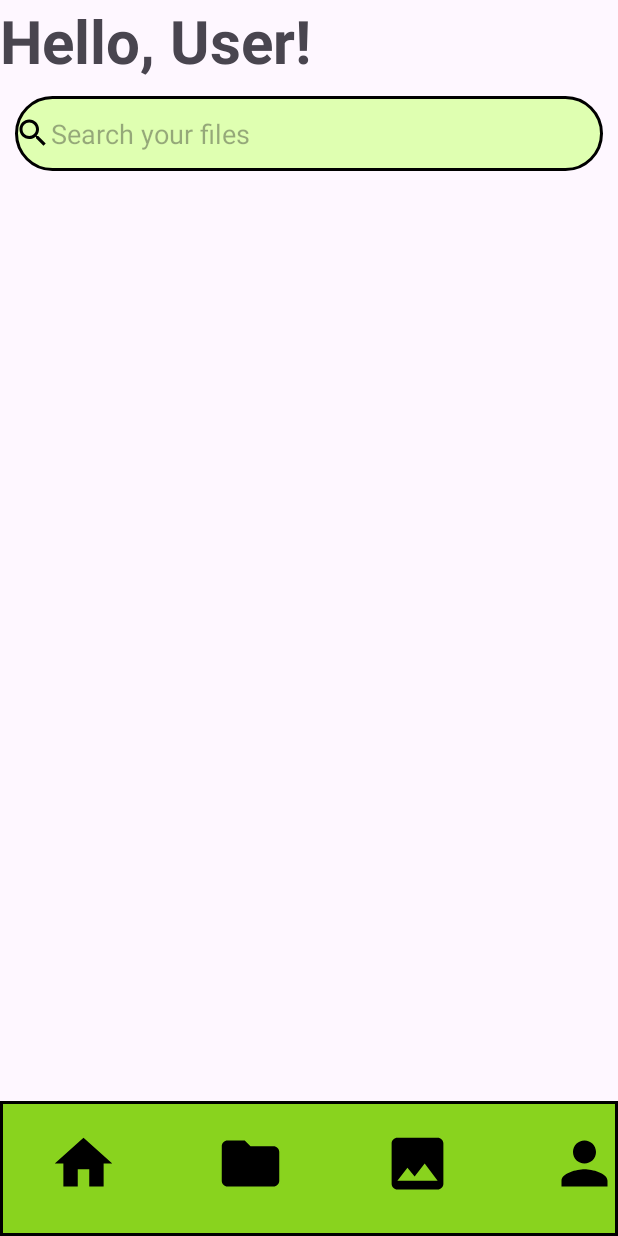
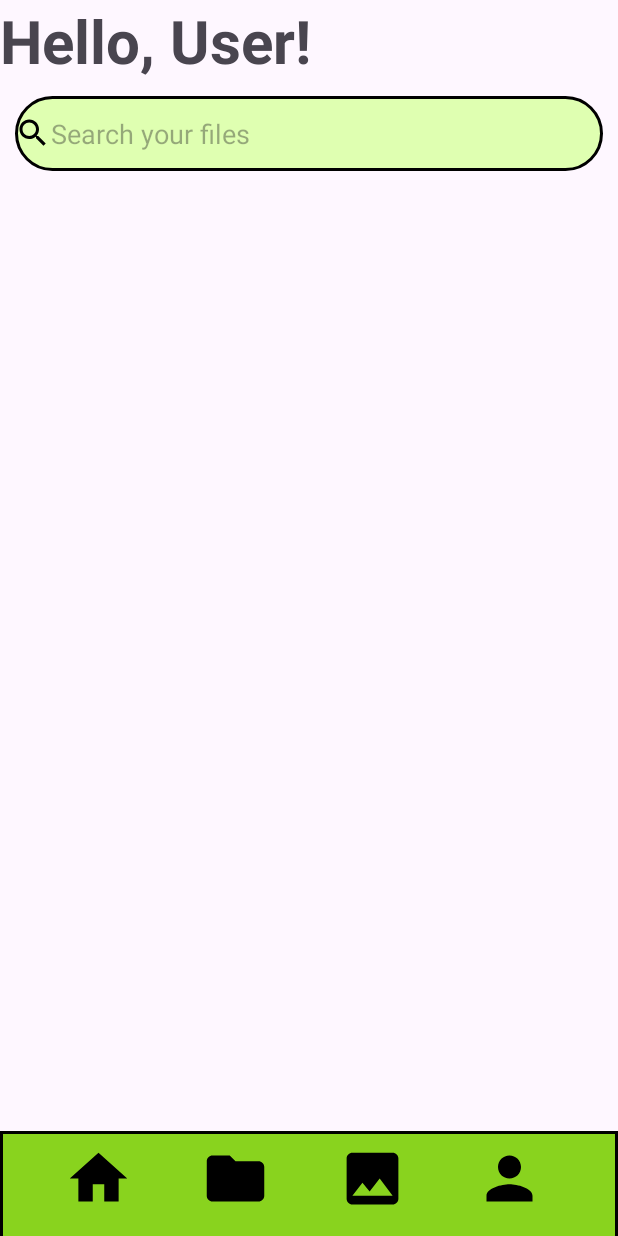
Before and after one commit to ManokManokManok/SnapVault, an Android app built with Jetpack Compose: the WelcomeActivity screen opened directly, with no data from a screen before it, on a phone screen of 412 x 824 dp. Run offline under Robolectric (Android 15) with nearby library versions, the phone set to English and light mode, and no system bars.

Commit message:
better error handling for signup, validation and checking for signup php

```diff
--- a/app/src/main/java/com/example/snapvault_mk1/signup.kt
+++ b/app/src/main/java/com/example/snapvault_mk1/signup.kt
@@ -23,7 +23,7 @@ import retrofit2.http.POST
 
 interface ApiService {
     @FormUrlEncoded
-    @POST("signup.php") //DAPAT ITO YUNG SA PHP SHIT MO
+    @POST("signup.php") // Make sure this points to your PHP script
     fun signup(
         @Field("email") email: String,
         @Field("username") username: String,
@@ -53,7 +53,7 @@ class signup : AppCompatActivity() {
         val main = findViewById<ConstraintLayout>(R.id.main)
         val heightOfScreen = Resources.getSystem().displayMetrics.heightPixels
 
-        //DITO YUNG MGA VALUES NYA. NILAGAY KO ULI PRA MINSANANG CALL HAYAAN NYO NA YUNG WARNING
+        // Setup views
         val popup = listOf<View>(
             findViewById(R.id.background),
             findViewById(R.id.email),
@@ -65,10 +65,9 @@ class signup : AppCompatActivity() {
             findViewById(R.id.signupButton),
             findViewById(R.id.dhac),
             findViewById(R.id.signin)
-
         )
 
-        // DITO YUNG SA AUTO START NG ANIMATION
+        // Dito YUNG MGA VALUES NYA
         popup.forEach { it.visibility = View.GONE }
 
         if (!isPopupShown) {
@@ -95,7 +94,6 @@ class signup : AppCompatActivity() {
             startActivity(intent)
         }
 
-
         passwordEditText.setOnTouchListener { v, event ->
             val DRAWABLE_RIGHT = 2
 
@@ -116,7 +114,6 @@ class signup : AppCompatActivity() {
         }
     }
 
-    //DITO YUNG DUN SA ANIMATION NG PAG TAAS
     private fun showPopup(popupViews: List<View>, heightOfScreen: Int) {
         popupViews.forEach { view ->
             view.visibility = View.VISIBLE
@@ -154,11 +151,19 @@ class signup : AppCompatActivity() {
         apiService.signup(email, username, password).enqueue(object : Callback<ResponseBody> {
             override fun onResponse(call: Call<ResponseBody>, response: retrofit2.Response<ResponseBody>) {
                 if (response.isSuccessful) {
+                    // MADE IT SO THAT CHAKA LANG NYA SABIHIN IF WALANG ERROR
                     Toast.makeText(this@signup, "Signup successful!", Toast.LENGTH_SHORT).show()
                     val intent = Intent(this@signup, Login::class.java)
                     startActivity(intent)
                 } else {
-                    Toast.makeText(this@signup, "Signup failed: ${response.message()}", Toast.LENGTH_SHORT).show()
+                    // DITO KINU KUHA NYA YUNG ERROR RESPONSE NG .PHP FILES NATIN
+                    response.errorBody()?.let { errorBody ->
+                        // Use a Toast to show the error message from the PHP backend
+                        Toast.makeText(this@signup, errorBody.string(), Toast.LENGTH_SHORT).show()
+                    } ?: run {
+                        // ITO IF WALANG MAHANAP NA ERROR
+                        Toast.makeText(this@signup, "Signup failed: ${response.message()}", Toast.LENGTH_SHORT).show()
+                    }
                 }
             }
 
--- a/app/src/main/res/layout/activity_welcome_test.xml
+++ b/app/src/main/res/layout/activity_welcome_test.xml
@@ -14,6 +14,7 @@
         android:gravity="left"
         android:textSize="40dp"
         android:textStyle="bold"
+        app:layout_constraintTop_toTopOf="parent"
         />
 
     <EditText
@@ -32,6 +33,7 @@
         android:id="@+id/background"
         android:layout_width="match_parent"
         android:layout_height="90dp"
+        android:layout_marginBottom="-20dp"
         android:background="@drawable/border_background"
         app:constraint_referenced_ids="background"
         app:layout_constraintStart_toStartOf="parent"
@@ -45,8 +47,8 @@
         app:srcCompat="@drawable/ic_home"
         app:layout_constraintBottom_toBottomOf="parent"
         app:layout_constraintStart_toStartOf="parent"
-        android:layout_marginBottom="25dp"
-        android:layout_marginStart="30dp"
+        android:layout_marginBottom="15dp"
+        android:layout_marginStart="40dp"
         />
 
     <ImageView
@@ -56,8 +58,8 @@
         app:srcCompat="@drawable/ic_folder"
         app:layout_constraintBottom_toBottomOf="parent"
         app:layout_constraintStart_toEndOf="@id/home"
-        android:layout_marginBottom="25dp"
-        android:layout_marginStart="60dp"
+        android:layout_marginBottom="15dp"
+        android:layout_marginStart="40dp"
         />
 
     <ImageView
@@ -67,8 +69,8 @@
         app:srcCompat="@drawable/ic_image"
         app:layout_constraintBottom_toBottomOf="parent"
         app:layout_constraintStart_toEndOf="@id/folder"
-        android:layout_marginBottom="25dp"
-        android:layout_marginStart="60dp"
+        android:layout_marginBottom="15dp"
+        android:layout_marginStart="40dp"
         />
 
     <ImageView
@@ -78,7 +80,7 @@
         app:srcCompat="@drawable/ic_person"
         app:layout_constraintBottom_toBottomOf="parent"
         app:layout_constraintStart_toEndOf="@id/image"
-        android:layout_marginBottom="25dp"
-        android:layout_marginStart="60dp"
+        android:layout_marginBottom="15dp"
+        android:layout_marginStart="40dp"
         />
 </androidx.constraintlayout.widget.ConstraintLayout>
```
